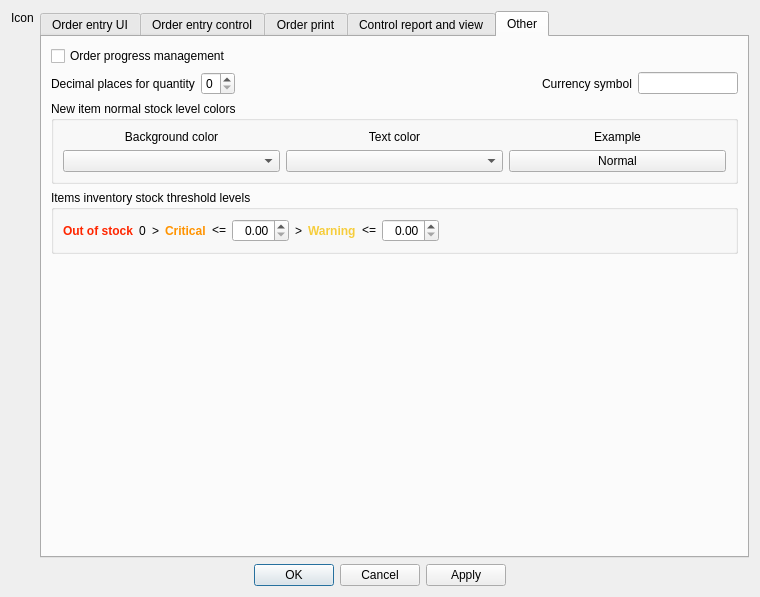
Above: App/Ui/SettingsDialog.ui from paolodestefani/pySagra before the change. Below: the same form after it.
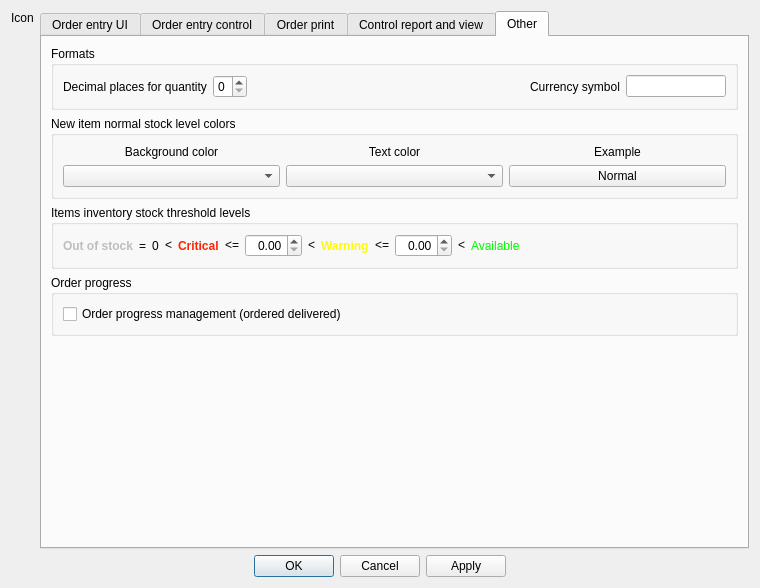
That is the form after the change. The open tabs and pages were chosen to show the change. Custom widgets are drawn as their Qt base class.

Patch:
```diff
--- a/App/Ui/SettingsDialog.ui
+++ b/App/Ui/SettingsDialog.ui
@@ -10,7 +10,7 @@
     <x>0</x>
     <y>0</y>
     <width>760</width>
-    <height>597</height>
+    <height>588</height>
    </rect>
   </property>
   <property name="sizePolicy">
@@ -1371,14 +1371,13 @@
         <attribute name="title">
          <string>Other</string>
         </attribute>
+        <layout class="QVBoxLayout" name="verticalLayout_27">
+         <item>
+          <widget class="QGroupBox" name="groupBox_14">
+           <property name="title">
+            <string>Formats</string>
+           </property>
         <layout class="QVBoxLayout" name="verticalLayout_21">
-         <item>
-          <widget class="QCheckBox" name="checkBoxOrderProgress">
-           <property name="text">
-            <string>Order progress management</string>
-           </property>
-          </widget>
-         </item>
          <item>
           <layout class="QGridLayout" name="gridLayout_7">
            <item row="0" column="3">
@@ -1428,7 +1427,7 @@
             </widget>
            </item>
            <item row="0" column="2">
-            <spacer name="horizontalSpacer_4">
+               <spacer name="horizontalSpacer">
              <property name="orientation">
               <enum>Qt::Orientation::Horizontal</enum>
              </property>
@@ -1441,6 +1440,9 @@
             </spacer>
            </item>
           </layout>
+            </item>
+           </layout>
+          </widget>
          </item>
          <item>
           <widget class="QGroupBox" name="groupBox_10">
@@ -1523,32 +1525,8 @@
              <layout class="QHBoxLayout" name="horizontalLayout_13">
               <item>
                <widget class="QLabel" name="labelOutOfStock">
-                <property name="palette">
-                 <palette>
-                  <active>
-                   <colorrole role="WindowText">
-                    <brush brushstyle="SolidPattern">
-                     <color alpha="255">
-                      <red>255</red>
-                      <green>38</green>
-                      <blue>0</blue>
-                     </color>
-                    </brush>
-                   </colorrole>
-                  </active>
-                  <inactive>
-                   <colorrole role="WindowText">
-                    <brush brushstyle="SolidPattern">
-                     <color alpha="255">
-                      <red>255</red>
-                      <green>38</green>
-                      <blue>0</blue>
-                     </color>
-                    </brush>
-                   </colorrole>
-                  </inactive>
-                  <disabled/>
-                 </palette>
+                <property name="enabled">
+                 <bool>false</bool>
                 </property>
                 <property name="font">
                  <font>
@@ -1560,6 +1538,13 @@
                 </property>
                </widget>
               </item>
+              <item>
+               <widget class="QLabel" name="label_11">
+                <property name="text">
+                 <string>=</string>
+                </property>
+               </widget>
+              </item>
               <item>
                <widget class="QLabel" name="label_29">
                 <property name="text">
@@ -1571,9 +1556,9 @@
                </widget>
               </item>
               <item>
-               <widget class="QLabel" name="label_28">
+               <widget class="QLabel" name="label_12">
                 <property name="text">
-                 <string>&gt;</string>
+                 <string>&lt;</string>
                 </property>
                </widget>
               </item>
@@ -1586,7 +1571,7 @@
                     <brush brushstyle="SolidPattern">
                      <color alpha="255">
                       <red>255</red>
-                      <green>147</green>
+                      <green>38</green>
                       <blue>0</blue>
                      </color>
                     </brush>
@@ -1597,7 +1582,7 @@
                     <brush brushstyle="SolidPattern">
                      <color alpha="255">
                       <red>255</red>
-                      <green>147</green>
+                      <green>38</green>
                       <blue>0</blue>
                      </color>
                     </brush>
@@ -1639,7 +1624,7 @@
               <item>
                <widget class="QLabel" name="label_34">
                 <property name="text">
-                 <string>&gt;</string>
+                 <string>&lt;</string>
                 </property>
                </widget>
               </item>
@@ -1651,9 +1636,9 @@
                    <colorrole role="WindowText">
                     <brush brushstyle="SolidPattern">
                      <color alpha="255">
-                      <red>246</red>
-                      <green>205</green>
-                      <blue>60</blue>
+                      <red>255</red>
+                      <green>251</green>
+                      <blue>0</blue>
                      </color>
                     </brush>
                    </colorrole>
@@ -1662,9 +1647,9 @@
                    <colorrole role="WindowText">
                     <brush brushstyle="SolidPattern">
                      <color alpha="255">
-                      <red>246</red>
-                      <green>205</green>
-                      <blue>60</blue>
+                      <red>255</red>
+                      <green>251</green>
+                      <blue>0</blue>
                      </color>
                     </brush>
                    </colorrole>
@@ -1702,6 +1687,47 @@
                 </property>
                </widget>
               </item>
+              <item>
+               <widget class="QLabel" name="label_28">
+                <property name="text">
+                 <string>&lt;</string>
+                </property>
+               </widget>
+              </item>
+              <item>
+               <widget class="QLabel" name="label_9">
+                <property name="palette">
+                 <palette>
+                  <active>
+                   <colorrole role="WindowText">
+                    <brush brushstyle="SolidPattern">
+                     <color alpha="255">
+                      <red>0</red>
+                      <green>249</green>
+                      <blue>0</blue>
+                     </color>
+                    </brush>
+                   </colorrole>
+                  </active>
+                  <inactive>
+                   <colorrole role="WindowText">
+                    <brush brushstyle="SolidPattern">
+                     <color alpha="255">
+                      <red>0</red>
+                      <green>249</green>
+                      <blue>0</blue>
+                     </color>
+                    </brush>
+                   </colorrole>
+                  </inactive>
+                  <disabled/>
+                 </palette>
+                </property>
+                <property name="text">
+                 <string>Available</string>
+                </property>
+               </widget>
+              </item>
               <item>
                <spacer name="horizontalSpacer_5">
                 <property name="orientation">
@@ -1720,6 +1746,22 @@
            </layout>
           </widget>
          </item>
+         <item>
+          <widget class="QGroupBox" name="groupBox_15">
+           <property name="title">
+            <string>Order progress</string>
+           </property>
+           <layout class="QVBoxLayout" name="verticalLayout_26">
+            <item>
+             <widget class="QCheckBox" name="checkBoxOrderProgress">
+              <property name="text">
+               <string>Order progress management (ordered delivered)</string>
+              </property>
+             </widget>
+            </item>
+           </layout>
+          </widget>
+         </item>
          <item>
           <spacer name="verticalSpacer_2">
            <property name="orientation">
```
Left out of the diff: 203 changed lines with no effect on the pictures. Lines whose indentation alone changed are shown as unchanged.
